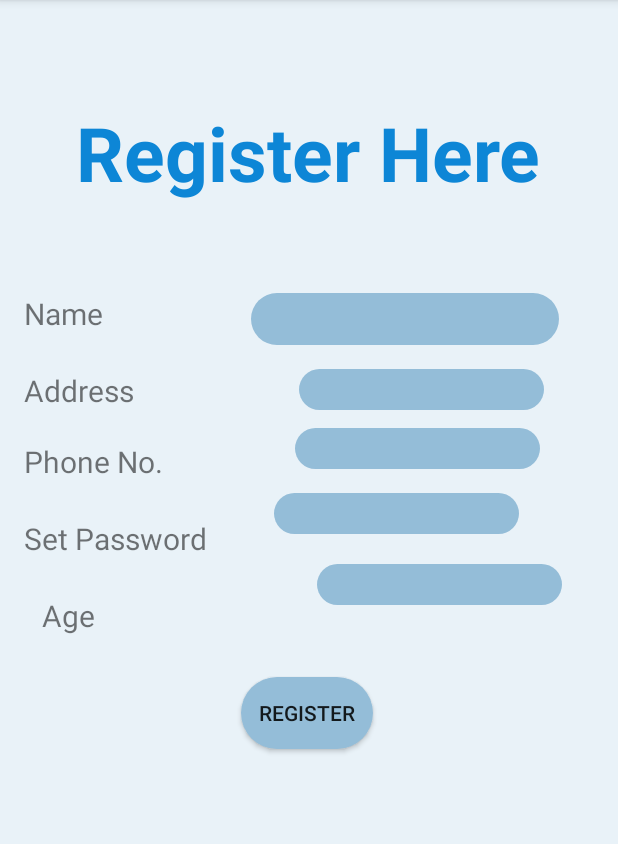
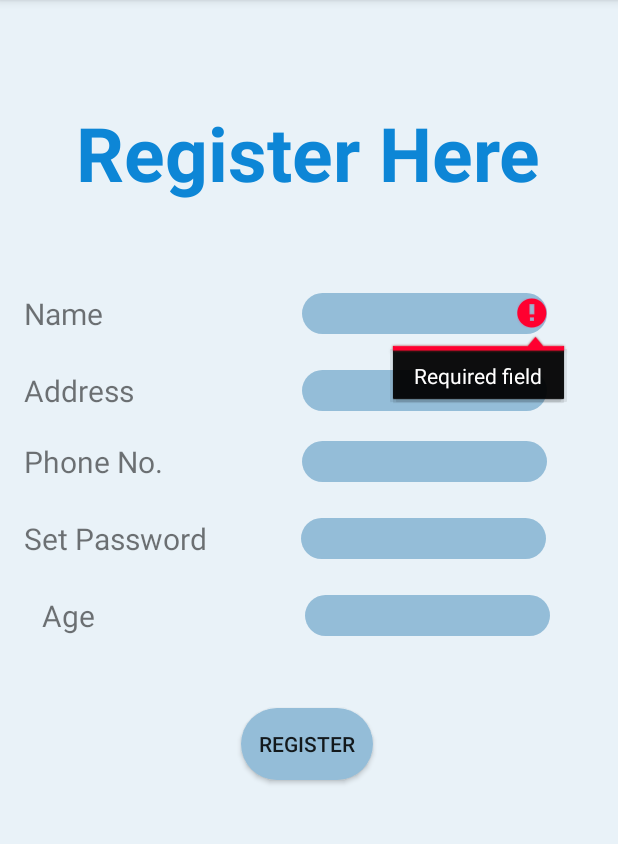
Before and after one commit to spur-s/Voter, an Android app: the screen it shows after launch (RegisterActivity), after a tap on "REGISTER", on a phone screen of 412 x 824 dp, the part 84-928 px from its top. Run offline under Robolectric (Android 15) with nearby library versions, the phone set to English and light mode, and no system bars; our stand-ins replace Firebase (no records; nobody signed in at launch, a user with empty details on screens opened directly); 2 statements that could not run were skipped.

```diff
--- a/app/src/main/java/com/sparsh/vote/RegisterActivity.java
+++ b/app/src/main/java/com/sparsh/vote/RegisterActivity.java
@@ -3,6 +3,7 @@ package com.sparsh.vote;
 import androidx.appcompat.app.AppCompatActivity;
 
 import android.os.Bundle;
+import android.text.TextUtils;
 import android.view.View;
 import android.widget.Button;
 import android.widget.EditText;
@@ -10,6 +11,7 @@ import android.widget.Toast;
 
 import com.google.firebase.database.DatabaseReference;
 import com.google.firebase.database.FirebaseDatabase;
+
 
 public class RegisterActivity extends AppCompatActivity {
 
@@ -22,12 +24,12 @@ public class RegisterActivity extends AppCompatActivity {
     protected void onCreate(Bundle savedInstanceState) {
         super.onCreate(savedInstanceState);
         setContentView(R.layout.activity_register);
-        txtname=(EditText)findViewById(R.id.txtname);
-        txtaddress=(EditText)findViewById(R.id.txtaddress);
-        txtphone=(EditText)findViewById(R.id.txtphone);
-        txtpassword=(EditText)findViewById(R.id.txtpassword);
-        txtage=(EditText)findViewById(R.id.txtage);
-        btnreg=(Button)findViewById(R.id.btnreg);
+        txtname=findViewById(R.id.txtname);
+        txtaddress=findViewById(R.id.txtaddress);
+        txtphone=findViewById(R.id.txtphone);
+        txtpassword=findViewById(R.id.txtpassword);
+        txtage=findViewById(R.id.txtage);
+        btnreg=findViewById(R.id.btnreg);
         member = new Member();
         reff= FirebaseDatabase.getInstance().getReference().child("Member");
         btnreg.setOnClickListener(new View.OnClickListener() {
@@ -35,6 +37,26 @@ public class RegisterActivity extends AppCompatActivity {
             public void onClick(View v) {
                 Integer agee=Integer.parseInt(txtage.getText().toString().trim());
                 Long phno=Long.parseLong(txtphone.getText().toString().trim());
+                if (TextUtils.isEmpty(txtname.getText().toString())) {
+                    txtname.setError("Required field");
+                    return;
+                }
+                if (TextUtils.isEmpty(txtphone.getText().toString())) {
+                    txtphone.setError("Required field");
+                    return;
+                }
+                if (TextUtils.isEmpty(txtaddress.getText().toString())) {
+                    txtaddress.setError("Required field");
+                    return;
+                }
+                if (TextUtils.isEmpty(txtpassword.getText().toString())) {
+                    txtpassword.setError("Required field");
+                    return;
+                }
+                if (TextUtils.isEmpty(txtage.getText().toString())) {
+                    txtage.setError("Required field");
+                    return;
+                }
 
                 member.setName(txtname.getText().toString().trim());
                 member.setAddress(txtaddress.getText().toString().trim());
@@ -44,6 +66,10 @@ public class RegisterActivity extends AppCompatActivity {
                 reff.push().setValue(member);
                 Toast.makeText(RegisterActivity.this, "Registered Successfully", Toast.LENGTH_SHORT).show();
             }
+
+
+
         });
     }
+
 }
--- a/app/src/main/res/layout/activity_register.xml
+++ b/app/src/main/res/layout/activity_register.xml
@@ -58,7 +58,7 @@
         android:background="@drawable/rounded"
         android:ems="7"
         android:inputType="textPersonName"
-        android:textSize="25dp"
+        android:textSize="20dp"
         app:layout_constraintEnd_toStartOf="@+id/guideline4"
         app:layout_constraintHorizontal_bias="0.817"
         app:layout_constraintStart_toEndOf="@+id/textView6"
@@ -78,13 +78,13 @@
         android:id="@+id/txtaddress"
         android:layout_width="wrap_content"
         android:layout_height="wrap_content"
-        android:layout_marginTop="16dp"
+        android:layout_marginTop="24dp"
         android:background="@drawable/rounded"
         android:ems="7"
         android:inputType="textPersonName"
         android:textSize="20dp"
         app:layout_constraintEnd_toStartOf="@+id/guideline4"
-        app:layout_constraintHorizontal_bias="0.776"
+        app:layout_constraintHorizontal_bias="0.788"
         app:layout_constraintStart_toEndOf="@+id/textView7"
         app:layout_constraintTop_toBottomOf="@+id/txtname" />
 
@@ -95,6 +95,7 @@
         android:layout_marginTop="20dp"
         android:text="Phone No."
         android:textSize="20dp"
+
         app:layout_constraintStart_toStartOf="@+id/guideline3"
         app:layout_constraintTop_toBottomOf="@+id/textView7" />
 
@@ -102,13 +103,13 @@
         android:id="@+id/txtphone"
         android:layout_width="wrap_content"
         android:layout_height="wrap_content"
-        android:layout_marginTop="12dp"
+        android:layout_marginTop="20dp"
         android:background="@drawable/rounded"
         android:ems="7"
         android:inputType="textPersonName"
         android:textSize="20dp"
         app:layout_constraintEnd_toStartOf="@+id/guideline4"
-        app:layout_constraintHorizontal_bias="0.72"
+        app:layout_constraintHorizontal_bias="0.754"
         app:layout_constraintStart_toEndOf="@+id/textView9"
         app:layout_constraintTop_toBottomOf="@+id/txtaddress" />
 
@@ -128,13 +129,13 @@
         android:layout_height="wrap_content"
         android:layout_marginStart="8dp"
         android:layout_marginLeft="8dp"
-        android:layout_marginTop="16dp"
+        android:layout_marginTop="24dp"
         android:background="@drawable/rounded"
         android:ems="7"
         android:inputType="textPassword"
         android:textSize="20dp"
         app:layout_constraintEnd_toStartOf="@+id/guideline4"
-        app:layout_constraintHorizontal_bias="0.432"
+        app:layout_constraintHorizontal_bias="0.637"
         app:layout_constraintStart_toEndOf="@+id/textView10"
         app:layout_constraintTop_toBottomOf="@+id/txtphone" />
 
@@ -168,9 +169,9 @@
         android:id="@+id/txtage"
         android:layout_width="wrap_content"
         android:layout_height="wrap_content"
-        android:layout_marginTop="20dp"
-        android:layout_marginEnd="20dp"
-        android:layout_marginRight="20dp"
+        android:layout_marginTop="24dp"
+        android:layout_marginEnd="28dp"
+        android:layout_marginRight="28dp"
         android:background="@drawable/rounded"
         android:ems="7"
         android:inputType="textPersonName"
```
